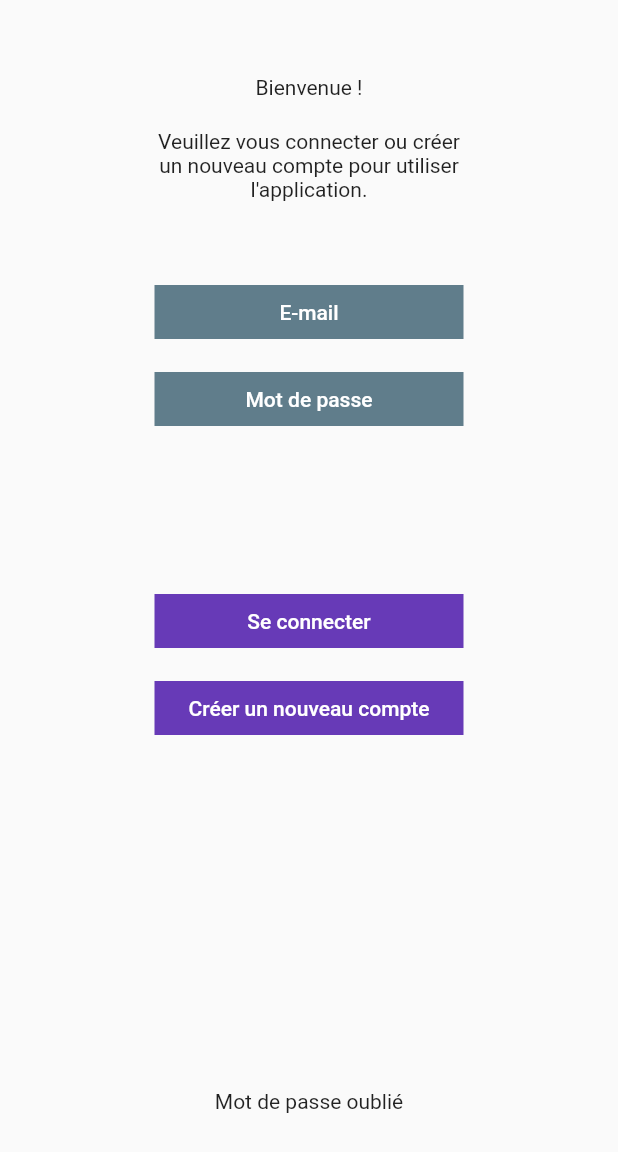
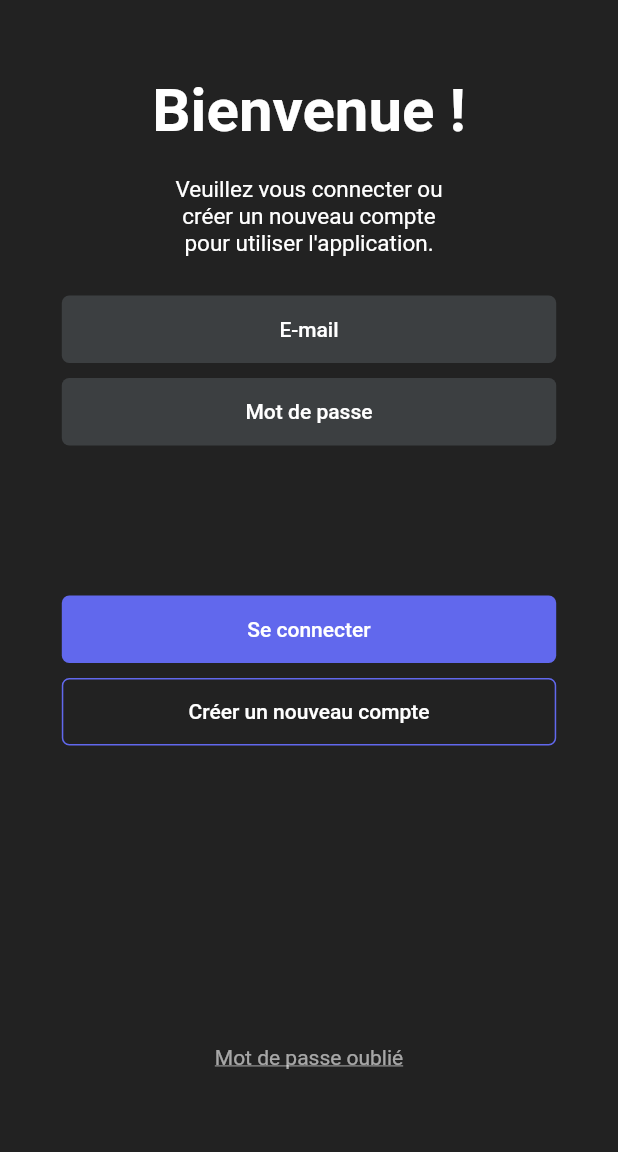
Before and after one commit to Hassna16/projetv2, a Flutter app: the screen it shows after launch, on a phone screen of 412 x 824 dp. Shown: the top 1152 px of the screen. Run offline on Flutter 3.47's test engine with Material 2 defaults, Android fonts, the light colour scheme and no system bars.

Commit message:
page de connexion- maj

```diff
--- a/lib/main.dart
+++ b/lib/main.dart
@@ -12,17 +12,10 @@ class MyApp extends StatelessWidget {
   @override
   Widget build(BuildContext context) {
     return MaterialApp(
-      title: 'Flutter Demo',
+      title: 'STEAM',
+
       theme: ThemeData(
-        // This is the theme of your application.
-        //
-        // Try running your application with "flutter run". You'll see the
-        // application has a blue toolbar. Then, without quitting the app, try
-        // changing the primarySwatch below to Colors.green and then invoke
-        // "hot reload" (press "r" in the console where you ran "flutter run",
-        // or simply save your changes to "hot reload" in a Flutter IDE).
-        // Notice that the counter didn't reset back to zero; the application
-        // is not restarted.
+
         primarySwatch: Colors.blue,
       ),
       home: const MyHomePage(title: 'Flutter Demo Home Page'),
@@ -33,14 +26,6 @@ class MyApp extends StatelessWidget {
 class MyHomePage extends StatefulWidget {
   const MyHomePage({super.key, required this.title});
 
-  // This widget is the home page of your application. It is stateful, meaning
-  // that it has a State object (defined below) that contains fields that affect
-  // how it looks.
-
-  // This class is the configuration for the state. It holds the values (in this
-  // case the title) provided by the parent (in this case the App widget) and
-  // used by the build method of the State. Fields in a Widget subclass are
-  // always marked "final".
 
   final String title;
 
@@ -53,53 +38,73 @@ class _MyHomePageState extends State<MyHomePage> {
 
   void _incrementCounter() {
     setState(() {
-      // This call to setState tells the Flutter framework that something has
-      // changed in this State, which causes it to rerun the build method below
-      // so that the display can reflect the updated values. If we changed
-      // _counter without calling setState(), then the build method would not be
-      // called again, and so nothing would appear to happen.
       _counter++;
     });
   }
 
   @override
   Widget build(BuildContext context) {
-    // This method is rerun every time setState is called, for instance as done
-    // by the _incrementCounter method above.
-    //
-    // The Flutter framework has been optimized to make rerunning build methods
-    // fast, so that you can just rebuild anything that needs updating rather
-    // than having to individually change instances of widgets.
+
     return Scaffold(
-
-        body: Align(
+      backgroundColor: Colors.black87,
+      body:/*Stack (
+        children : [
+          Positioned.fill(
+            child : Image.asset(
+              "images/fonddecrannoir.jpg",
+              fit : BoxFit.cover,
+            )
+          )
+        ]
+      ),*/
+      Align(
           alignment: Alignment.topCenter,
 
         child: FractionallySizedBox(
-        widthFactor: 0.5,
+        widthFactor: 0.8,
+
 
         child: Column(
 
+
           mainAxisSize: MainAxisSize.min,
           children: <Widget>[
+
             SizedBox.square(
               dimension: 50.0,
             ),
-            const Text(
-              'Bienvenue !',
+            Text( 'Bienvenue !',
+                style: TextStyle(
+                  fontWeight : FontWeight.w600,
+                  color: Colors.white,
+                  fontSize:40,
+
+
+                ),
 
             ),
             SizedBox.square(
               dimension: 20.0,
             ),
-            const Text("Veuillez vous connecter ou créer un nouveau compte pour utiliser l'application.",
+    SizedBox(
+    height:70,
+    width: 180,
+    child  : Text("Veuillez vous connecter ou créer un nouveau "
+        "compte pour utiliser l'application.",
+        style: TextStyle(
+          color: Colors.white,
+          fontSize:15,),
               textAlign: TextAlign.center,
 
+            )),
+
+            SizedBox.square(
+              dimension: 10.0,
             ),
-            SizedBox.square(
-              dimension: 50.0,
-            ),
-          TextButton(
+          SizedBox(
+            height: 45,
+            width: 1500,
+            child  :TextButton(
             onPressed: () {},
             child: Row(
               children: [
@@ -108,15 +113,18 @@ class _MyHomePageState extends State<MyHomePage> {
               ],
             ),  style: OutlinedButton.styleFrom(
             primary: Colors.white,
-            shape: const RoundedRectangleBorder(),
-            backgroundColor: Colors.blueGrey,
-          )),
+            shape:  RoundedRectangleBorder(borderRadius: BorderRadius.circular(5),),
+            backgroundColor: Color.fromRGBO(60, 63, 65, 1.0),
+          ))),
 
             SizedBox.square(
               dimension: 10.0,
             ),
-
-            TextButton(
+// MOT DE PASSE
+            SizedBox(
+                height: 45,
+                width: 1500,
+                child  :TextButton(
                     onPressed: () {},
                     child: Row(
                       children: [
@@ -125,15 +133,19 @@ class _MyHomePageState extends State<MyHomePage> {
                       ],
                     ),  style: OutlinedButton.styleFrom(
                   primary: Colors.white,
-              shape: const RoundedRectangleBorder(),
-              backgroundColor: Colors.blueGrey,
-            )),
+                  shape: RoundedRectangleBorder(borderRadius: BorderRadius.circular(5),),
+                  backgroundColor: Color.fromRGBO(60, 63, 65, 1.0),
+                ))),
+
 
             SizedBox.square(
               dimension: 100.0,
             ),
 
-            TextButton(
+            SizedBox(
+                height: 45,
+                width: 1500,
+                child  :TextButton(
                     onPressed: () {},
                     child: Row(
                       children: [
@@ -142,15 +154,21 @@ class _MyHomePageState extends State<MyHomePage> {
                       ],
                     ),  style: OutlinedButton.styleFrom(
                   primary: Colors.white,
-              shape: const RoundedRectangleBorder(),
-              backgroundColor: Colors.deepPurple,
-            )),
+                  shape:  RoundedRectangleBorder(
+                    borderRadius: BorderRadius.circular(5),
+                  ),
+                  backgroundColor:Color.fromRGBO(97, 104, 237, 1.0),
+                ))),
+
 
             SizedBox.square(
               dimension: 10.0,
             ),
 
-            TextButton(
+            SizedBox(
+                height: 45,
+                width: 1500,
+                child  :TextButton(
                     onPressed: () {},
                     child: Row(
                       children: [
@@ -159,15 +177,23 @@ class _MyHomePageState extends State<MyHomePage> {
                       ],
                     ),  style: OutlinedButton.styleFrom(
                   primary: Colors.white,
-              shape: const RoundedRectangleBorder(),
-              backgroundColor: Colors.deepPurple,
-            )),
+                  shape: RoundedRectangleBorder(
+                    borderRadius: BorderRadius.circular(5),
+                  ),
+                  side : BorderSide(color : Color.fromRGBO(97, 104, 237, 1.0)),
+                  backgroundColor: Colors.transparent,
+                ))),
 
             SizedBox.square(
-              dimension: 230.0,
+              dimension: 200.0,
             ),
 
             const Text("Mot de passe oublié",
+              style : TextStyle(
+                decoration :TextDecoration.underline,
+                color : Colors.white60,
+
+              ),
               textAlign: TextAlign.center,
 
             ),
--- a/pubspec.yaml
+++ b/pubspec.yaml
@@ -60,9 +60,9 @@ flutter:
   uses-material-design: true
 
   # To add assets to your application, add an assets section, like this:
-  # assets:
-  #   - images/a_dot_burr.jpeg
-  #   - images/a_dot_ham.jpeg
+  #assets:
+    # - images/fondecrannoir.jpg
+
 
   # An image asset can refer to one or more resolution-specific "variants", see
   # https://flutter.dev/assets-and-images/#resolution-aware
```
Also changed, not shown: images/fonddecrannoir.jpg (added). Lines whose indentation alone changed are shown as unchanged.
